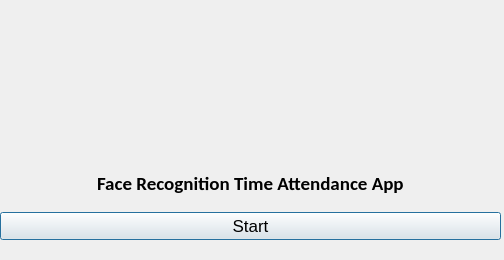
This is mainwindow.ui in rajaeziki/Projet-PFA as Qt 5 draws it before an edit. The edited form follows.
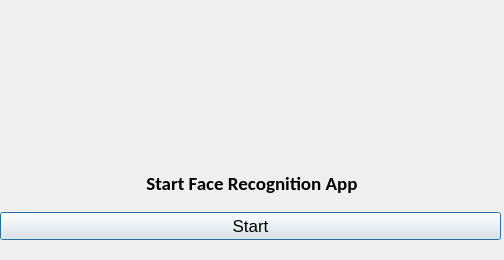
This is the edited form. Icons and pictures are not drawn.

What changed in the file:
```diff
--- a/mainwindow.ui
+++ b/mainwindow.ui
@@ -62,7 +62,7 @@
          </font>
         </property>
         <property name="text">
-         <string>Face Recognition Time Attendance App</string>
+         <string> Start Face Recognition App</string>
         </property>
        </widget>
       </item>
```
Left out of the diff: 2 changed lines with no effect on the pictures.
